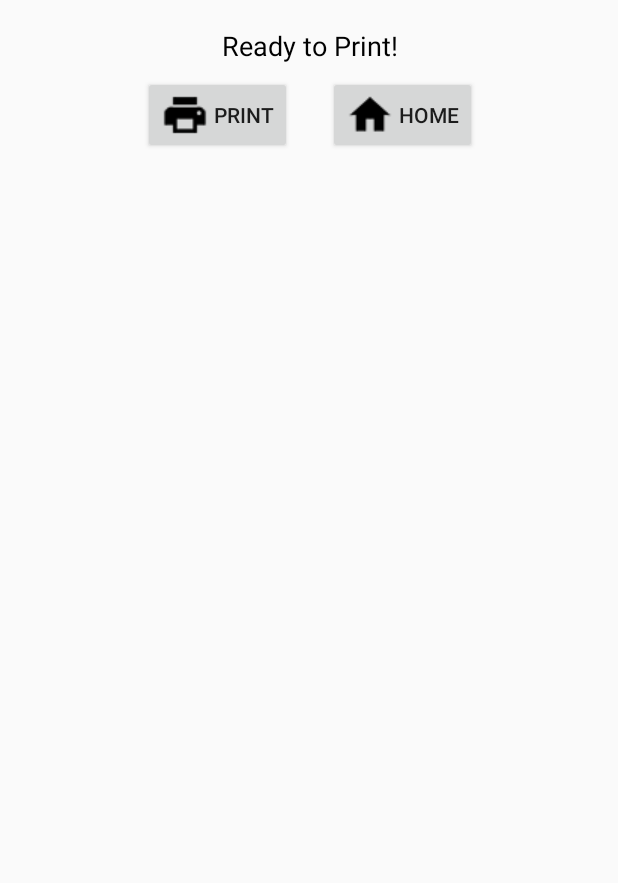
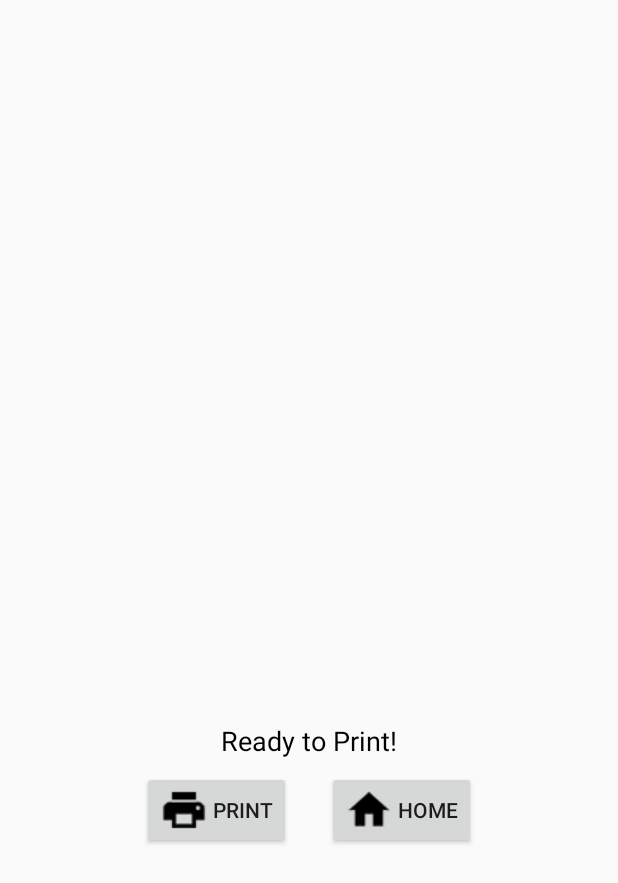
Before and after one commit to fardenml/RepairTagApp, an Android app: the layout activity_print.xml on its own in the app's theme, with its tools: preview values and no code run, on a phone screen of 412 x 824 dp. Shown: the top 883 px of the screen. Run offline under Robolectric (Android 15) with nearby library versions, the phone set to English and light mode, and no system bars.

Commit message:
update print activity

```diff
--- a/RepairTag_v4/app/src/main/java/com/midstatemusic/repairtag_v4/Activities/PrintActivity.java
+++ b/RepairTag_v4/app/src/main/java/com/midstatemusic/repairtag_v4/Activities/PrintActivity.java
@@ -68,7 +68,7 @@ public class PrintActivity extends AppCompatActivity {
                 formatMouthpiece, description, status, dueDate, formatMPC, price };
 
         ArrayAdapter<String> adapter = new ArrayAdapter<String>(this,
-                android.R.layout.simple_list_item_1, android.R.id.text1, values);
+                android.R.layout.simple_gallery_item, android.R.id.text1, values);
 
         listView.setAdapter(adapter);
     }
--- a/RepairTag_v4/app/src/main/res/layout/activity_print.xml
+++ b/RepairTag_v4/app/src/main/res/layout/activity_print.xml
@@ -14,18 +14,17 @@
     <android.support.constraint.ConstraintLayout
         android:id="@+id/constraintLayout2"
         android:layout_width="wrap_content"
-        android:layout_height="wrap_content"
-        android:layout_marginTop="8dp"
+        android:layout_height="0dp"
+        android:layout_marginTop="10dp"
         app:layout_constraintEnd_toEndOf="parent"
-        app:layout_constraintHorizontal_bias="0.504"
+        app:layout_constraintHorizontal_bias="0.498"
         app:layout_constraintStart_toStartOf="parent"
-        app:layout_constraintTop_toTopOf="parent">
+        app:layout_constraintTop_toBottomOf="@+id/infoList">
 
         <TextView
             android:id="@+id/textPrintStatus"
             android:layout_width="wrap_content"
             android:layout_height="wrap_content"
-            android:layout_marginTop="10dp"
             android:text="Ready to Print!"
             android:textColor="@android:color/black"
             android:textSize="18sp"
@@ -66,12 +65,12 @@
     <ListView
         android:id="@+id/infoList"
         android:layout_width="0dp"
-        android:layout_height="wrap_content"
-        android:layout_marginTop="8dp"
+        android:layout_height="471dp"
         android:listSelector="@android:color/transparent"
+        android:padding="30dp"
         app:layout_constraintEnd_toEndOf="parent"
         app:layout_constraintHorizontal_bias="0.5"
         app:layout_constraintStart_toStartOf="parent"
-        app:layout_constraintTop_toBottomOf="@+id/constraintLayout2" />
+        app:layout_constraintTop_toTopOf="parent" />
 
 </android.support.constraint.ConstraintLayout>
```
